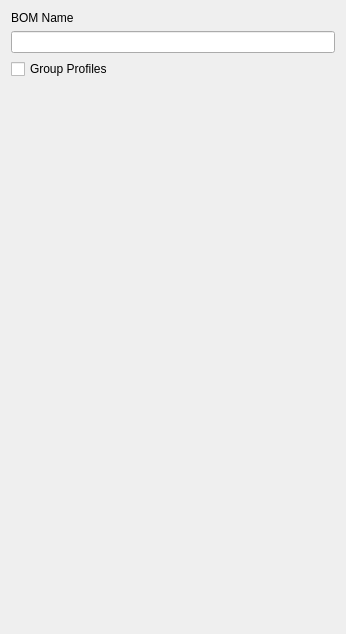
The window that freecad/frameforge/resources/ui/create_bom.ui (lukh/frameforge) describes before a commit, drawn with Qt 5.
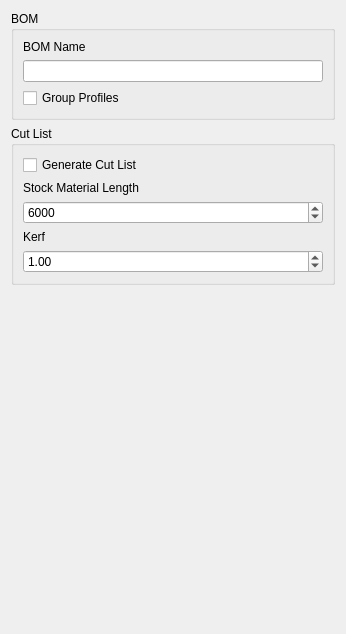
The same window after the commit.

Commit message: working bom and cut list

What changed in the file:
```diff
--- a/freecad/frameforge/resources/ui/create_bom.ui
+++ b/freecad/frameforge/resources/ui/create_bom.ui
@@ -13,6 +13,12 @@
   <property name="windowTitle">
    <string>Dialog</string>
   </property>
+  <layout class="QVBoxLayout" name="verticalLayout_3">
+   <item>
+    <widget class="QGroupBox" name="groupBox">
+     <property name="title">
+      <string>BOM</string>
+     </property>
   <layout class="QVBoxLayout" name="verticalLayout">
    <item>
     <widget class="QLabel" name="label">
@@ -29,6 +35,56 @@
      <property name="text">
       <string>Group Profiles</string>
      </property>
+       </widget>
+      </item>
+     </layout>
+    </widget>
+   </item>
+   <item>
+    <widget class="QGroupBox" name="groupBox_2">
+     <property name="title">
+      <string>Cut List</string>
+     </property>
+     <layout class="QVBoxLayout" name="verticalLayout_2">
+      <item>
+       <widget class="QCheckBox" name="cut_list_cb">
+        <property name="text">
+         <string>Generate Cut List</string>
+        </property>
+       </widget>
+      </item>
+      <item>
+       <widget class="QLabel" name="label_2">
+        <property name="text">
+         <string>Stock Material Length</string>
+        </property>
+       </widget>
+      </item>
+      <item>
+       <widget class="QSpinBox" name="stock_length_sb">
+        <property name="maximum">
+         <number>999999999</number>
+        </property>
+        <property name="value">
+         <number>6000</number>
+        </property>
+       </widget>
+      </item>
+      <item>
+       <widget class="QLabel" name="label_3">
+        <property name="text">
+         <string>Kerf</string>
+        </property>
+       </widget>
+      </item>
+      <item>
+       <widget class="QDoubleSpinBox" name="kerf_sb">
+        <property name="value">
+         <double>1.000000000000000</double>
+        </property>
+       </widget>
+      </item>
+     </layout>
     </widget>
    </item>
    <item>
```
Lines whose indentation alone changed are shown as unchanged. The commit also changes 3 other files.
